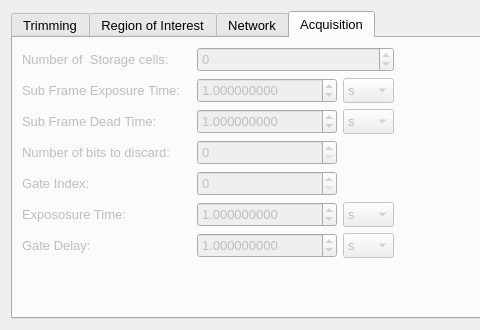
Old version of the form slsDetectorGui/forms/form_tab_advanced.ui in the repository slsdetectorgroup/slsDetectorPackage; both pictures show x 0 to 480 and y 0 to 330 of the 750 by 330 pixel window.
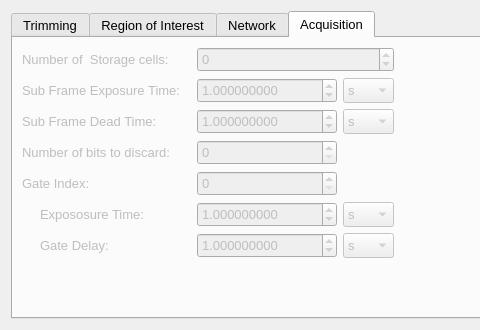
New version of the form. Icons and pictures are not drawn.

The edit to the form file:
```diff
--- a/slsDetectorGui/forms/form_tab_advanced.ui
+++ b/slsDetectorGui/forms/form_tab_advanced.ui
@@ -2090,7 +2090,7 @@
           <string>&lt;html&gt;&lt;head/&gt;&lt;body&gt;&lt;p&gt;Number of additional storage cells. For Jungfrau only. &lt;/p&gt;&lt;p&gt;Default: 0. &lt;/p&gt;&lt;p&gt;Number of Images received: #frames * #triggers * (#storagecells+1) &lt;/p&gt;&lt;p&gt; #storagecells#&lt;/p&gt;&lt;p&gt;&lt;br/&gt;&lt;/p&gt;&lt;/body&gt;&lt;/html&gt;</string>
          </property>
          <property name="text">
-          <string>Gate Delay:</string>
+          <string>     Gate Delay:</string>
          </property>
         </widget>
        </item>
@@ -2231,7 +2231,7 @@
           <string>&lt;html&gt;&lt;head/&gt;&lt;body&gt;&lt;p&gt;Number of additional storage cells. For Jungfrau only. &lt;/p&gt;&lt;p&gt;Default: 0. &lt;/p&gt;&lt;p&gt;Number of Images received: #frames * #triggers * (#storagecells+1) &lt;/p&gt;&lt;p&gt; #storagecells#&lt;/p&gt;&lt;p&gt;&lt;br/&gt;&lt;/p&gt;&lt;/body&gt;&lt;/html&gt;</string>
          </property>
          <property name="text">
-          <string>Expososure Time:</string>
+          <string>     Expososure Time:</string>
          </property>
         </widget>
        </item>
```
Left out of the diff: 161 changed lines with no effect on the pictures.
